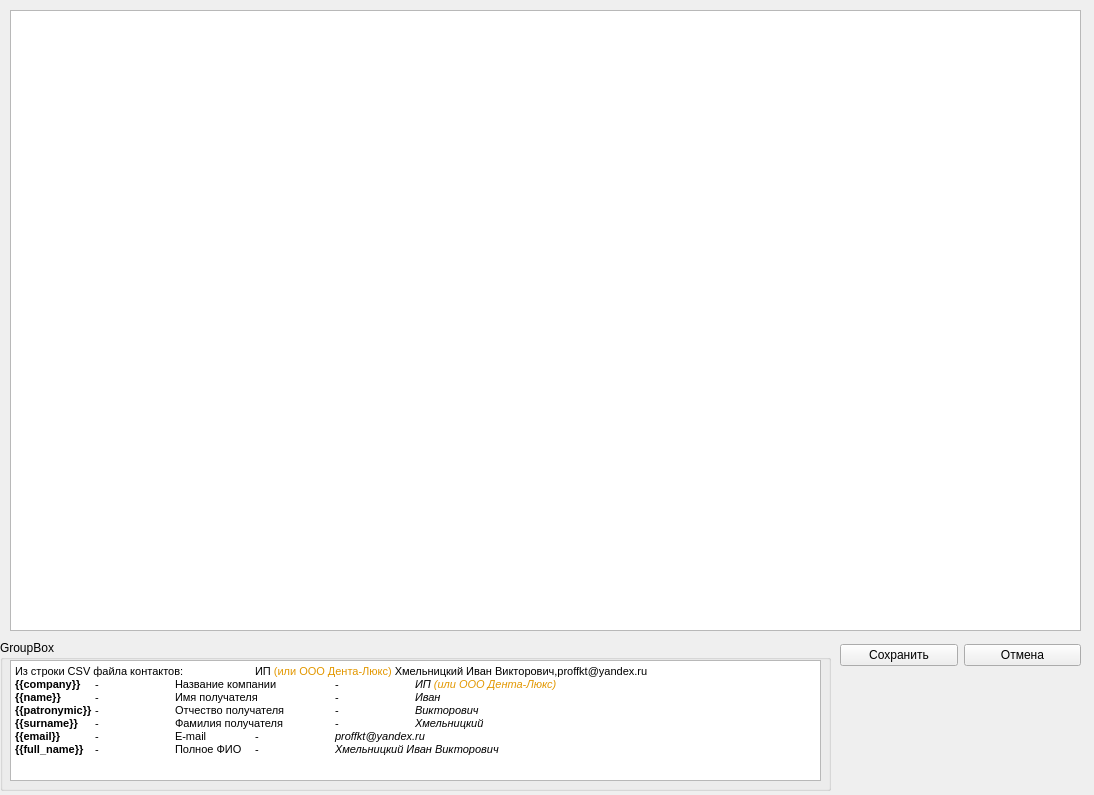
First picture: the form in editor.ui, repository almaz8811/Sendler, before the edit.
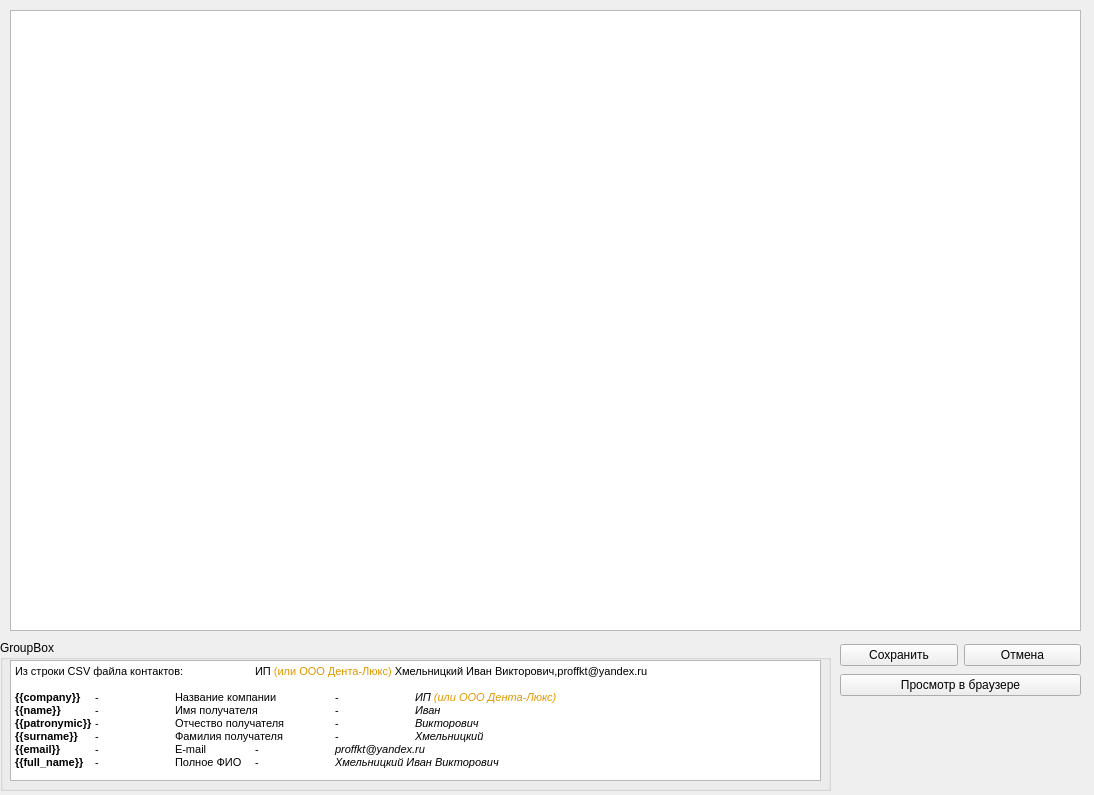
Second picture: the form after the edit.

Commit message: Функция просмотра шаблона в браузере

Patch:
```diff
--- a/editor.ui
+++ b/editor.ui
@@ -104,6 +104,7 @@
 p, li { white-space: pre-wrap; }
 &lt;/style&gt;&lt;/head&gt;&lt;body style=&quot; font-family:'MS Shell Dlg 2'; font-size:8.25pt; font-weight:400; font-style:normal;&quot;&gt;
 &lt;p style=&quot; margin-top:0px; margin-bottom:0px; margin-left:0px; margin-right:0px; -qt-block-indent:0; text-indent:0px;&quot;&gt;&lt;span style=&quot; font-size:8pt;&quot;&gt;Из строки CSV файла контактов:	ИП &lt;/span&gt;&lt;span style=&quot; font-size:8pt; color:#e29700;&quot;&gt;(или ООО Дента-Люкс)&lt;/span&gt;&lt;span style=&quot; font-size:8pt;&quot;&gt; Хмельницкий Иван Викторович,proffkt@yandex.ru&lt;/span&gt;&lt;/p&gt;
+&lt;p style=&quot;-qt-paragraph-type:empty; margin-top:0px; margin-bottom:0px; margin-left:0px; margin-right:0px; -qt-block-indent:0; text-indent:0px; font-size:8pt;&quot;&gt;&lt;br /&gt;&lt;/p&gt;
 &lt;p style=&quot; margin-top:0px; margin-bottom:0px; margin-left:0px; margin-right:0px; -qt-block-indent:0; text-indent:0px;&quot;&gt;&lt;span style=&quot; font-size:8pt; font-weight:600;&quot;&gt;{{company}}&lt;/span&gt;&lt;span style=&quot; font-size:8pt;&quot;&gt;	-	Название компании	-	&lt;/span&gt;&lt;span style=&quot; font-size:8pt; font-style:italic;&quot;&gt;ИП &lt;/span&gt;&lt;span style=&quot; font-size:8pt; font-style:italic; color:#e29700;&quot;&gt;(или ООО Дента-Люкс)&lt;/span&gt;&lt;/p&gt;
 &lt;p style=&quot; margin-top:0px; margin-bottom:0px; margin-left:0px; margin-right:0px; -qt-block-indent:0; text-indent:0px;&quot;&gt;&lt;span style=&quot; font-size:8pt; font-weight:600;&quot;&gt;{{name}}&lt;/span&gt;&lt;span style=&quot; font-size:8pt;&quot;&gt;	-	Имя получателя	-	&lt;/span&gt;&lt;span style=&quot; font-size:8pt; font-style:italic;&quot;&gt;Иван&lt;/span&gt;&lt;/p&gt;
 &lt;p style=&quot; margin-top:0px; margin-bottom:0px; margin-left:0px; margin-right:0px; -qt-block-indent:0; text-indent:0px;&quot;&gt;&lt;span style=&quot; font-size:8pt; font-weight:600;&quot;&gt;{{patronymic}}&lt;/span&gt;&lt;span style=&quot; font-size:8pt;&quot;&gt;	-	Отчество получателя	-	&lt;/span&gt;&lt;span style=&quot; font-size:8pt; font-style:italic;&quot;&gt;Викторович&lt;/span&gt;&lt;/p&gt;
@@ -113,6 +114,28 @@
      </property>
     </widget>
    </widget>
+   <widget class="QWidget" name="horizontalLayoutWidget_2">
+    <property name="geometry">
+     <rect>
+      <x>840</x>
+      <y>670</y>
+      <width>241</width>
+      <height>31</height>
+     </rect>
+    </property>
+    <layout class="QHBoxLayout" name="horizontalLayout_2">
+     <item>
+      <widget class="QPushButton" name="btn_view_browser">
+       <property name="focusPolicy">
+        <enum>Qt::ClickFocus</enum>
+       </property>
+       <property name="text">
+        <string>Просмотр в браузере</string>
+       </property>
+      </widget>
+     </item>
+    </layout>
+   </widget>
   </widget>
  </widget>
  <resources/>
```
Left out of the diff: 9 changed lines with no effect on the pictures. The commit also changes 2 other files.
